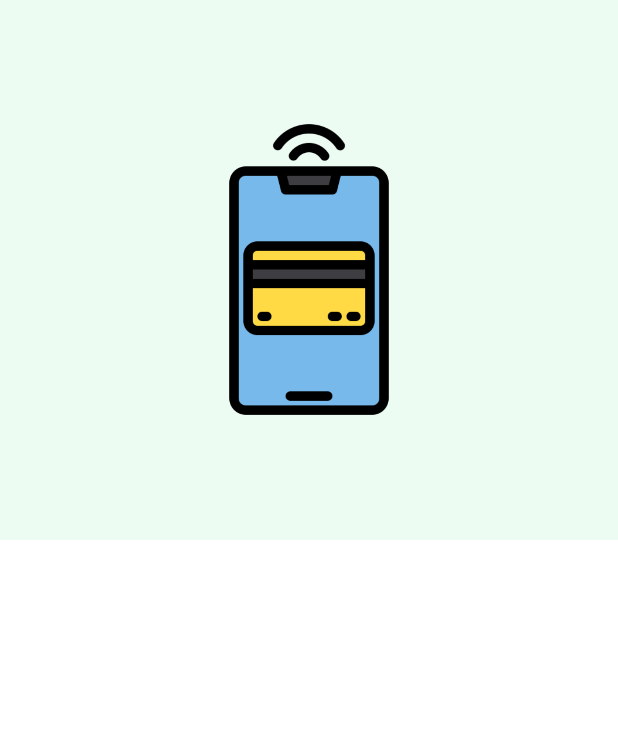
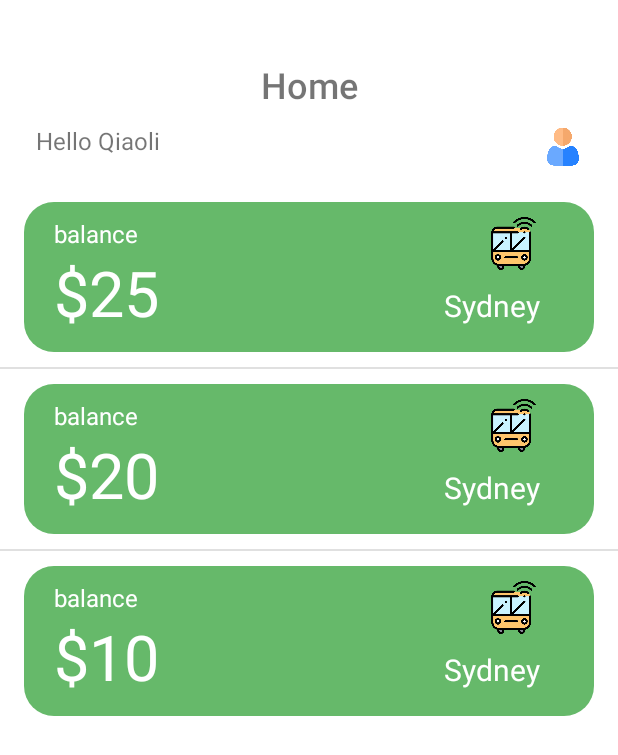
Before and after one commit to Qiaoliwang2020/GDTCards-Android-App, an Android app: the homeActivity screen opened directly, with no data from a screen before it, on a phone screen of 412 x 824 dp. Shown: the top 755 px of the screen. Run offline under Robolectric (Android 15) with nearby library versions, the phone set to English and light mode, and no system bars.

Commit message:
create a listview for display card list at home page

```diff
--- a/app/src/main/java/com/example/dgtcards/MainActivity.kt
+++ b/app/src/main/java/com/example/dgtcards/MainActivity.kt
@@ -4,6 +4,7 @@ import androidx.appcompat.app.AppCompatActivity
 import android.os.Bundle
 import android.view.View
 import android.content.Intent
+import android.widget.Button
 import android.widget.ImageView
 import android.widget.TextView
 import com.google.android.material.bottomsheet.BottomSheetDialog
@@ -28,6 +29,14 @@ class MainActivity : AppCompatActivity() {
         dialog.show()
 
 
+        val signIn = view.findViewById<Button>(R.id.login)
+
+        signIn.setOnClickListener({
+            val intent = Intent(this, homeActivity::class.java).apply {}
+            startActivity(intent)
+        })
+
+
         val linkToSignUp = view.findViewById<TextView>(R.id.linkToSignUp)
         linkToSignUp.setOnClickListener({
 
@@ -46,9 +55,4 @@ class MainActivity : AppCompatActivity() {
 
     }
 
-    fun login(){
-        val intent = Intent(this, homeActivity::class.java).apply {}
-        startActivity(intent)
-    }
-
 }
--- a/app/src/main/java/com/example/dgtcards/homeActivity.kt
+++ b/app/src/main/java/com/example/dgtcards/homeActivity.kt
@@ -1,11 +1,58 @@
 package com.example.dgtcards
 
+import android.content.Context
 import androidx.appcompat.app.AppCompatActivity
 import android.os.Bundle
+import android.view.LayoutInflater
+import android.view.View
+import android.view.ViewGroup
+import android.widget.BaseAdapter
+import android.widget.ListView
+import android.widget.TextView
+
 
 class homeActivity : AppCompatActivity() {
     override fun onCreate(savedInstanceState: Bundle?) {
         super.onCreate(savedInstanceState)
         setContentView(R.layout.activity_home)
+
+        val listView = findViewById<ListView>(R.id.card_list_view)
+
+        listView.adapter = MyCustomAdapter(this)
     }
+
+    private  class MyCustomAdapter(context:Context):BaseAdapter(){
+        private val mContext:Context
+
+        private val amounts = arrayListOf<Number>(
+                25,20,10
+        )
+
+        init {
+           mContext = context
+        }
+        // responsible for how many rows in my list
+        override fun getCount(): Int {
+            return amounts.size
+        }
+        override fun getItemId(position: Int): Long {
+            return position.toLong()
+        }
+        override fun getItem(position: Int): Any {
+            return "test string"
+        }
+        override fun getView(position: Int, convertView: View?, parent: ViewGroup?): View {
+
+            val layoutInflater = LayoutInflater.from(mContext)
+            val card = layoutInflater.inflate(R.layout.card, parent,false)
+
+            val amount = card.findViewById<TextView>(R.id.amount)
+            amount.text = "$" + amounts.get(position).toString()
+            return card
+        }
+    }
+
+
+
+
 }
--- /dev/null
+++ b/app/src/main/res/drawable-mdpi/card_style.xml
@@ -0,0 +1,6 @@
+<?xml version="1.0" encoding="utf-8"?>
+<shape xmlns:android="http://schemas.android.com/apk/res/android" android:shape="rectangle">
+    <gradient android:centerColor="#66B96A" android:startColor="#66B96A" android:endColor="#66B96A"></gradient>
+    <padding android:left="10dp" android:right="10dp"></padding>
+    <corners android:radius="20dp"/>
+</shape>
--- a/app/src/main/res/layout/activity_home.xml
+++ b/app/src/main/res/layout/activity_home.xml
@@ -6,23 +6,54 @@
     android:layout_height="match_parent"
     tools:context=".homeActivity">
 
-    <GridLayout
-        android:id="@+id/logoBackground"
-        android:layout_width="match_parent"
-        android:layout_height="360dp"
-        android:background="#1A52DE8A"
+
+    <TextView
+        android:id="@+id/homeTitle"
+        android:layout_width="wrap_content"
+        android:layout_height="wrap_content"
+        android:fontFamily="sans-serif-medium"
+        android:text="Home"
+        android:textSize="24dp"
         app:layout_constraintEnd_toEndOf="parent"
         app:layout_constraintStart_toStartOf="parent"
         app:layout_constraintTop_toTopOf="parent"
+        android:layout_marginTop="40dp"
+         >
+
+    </TextView>
+
+    <TextView
+        android:id="@+id/userName"
+        android:layout_width="wrap_content"
+        android:layout_height="wrap_content"
+        android:textSize="16dp"
+        android:text="Hello Qiaoli"
+        android:layout_marginLeft="24dp"
+        android:layout_marginTop="10dp"
+        app:layout_constraintStart_toStartOf="parent"
+        app:layout_constraintTop_toBottomOf="@+id/homeTitle">
+    </TextView>
+
+    <ImageView
+        android:id="@+id/userIcon"
+        android:layout_width="25dp"
+        android:layout_height="30dp" android:src="@drawable/user"
+        app:layout_constraintTop_toBottomOf="@+id/homeTitle"
+        app:layout_constraintEnd_toEndOf="parent"
+        android:layout_marginRight="24dp"
+        android:layout_marginTop="10dp"
         >
+    </ImageView>
 
-        <ImageView
-            android:id="@+id/appLogo"
-            android:layout_width="200dp"
-            android:layout_height="226dp"
-            android:layout_gravity="center"
-            app:srcCompat="@drawable/payment_method" />
+    <ListView
+        android:id="@+id/card_list_view"
+        android:layout_width="match_parent"
+        android:layout_height="wrap_content"
+        app:layout_constraintTop_toBottomOf="@+id/userName"
+        app:layout_constraintEnd_toEndOf="parent"
+        app:layout_constraintStart_toStartOf="parent"
+        android:layout_marginTop="20dp"
+        />
 
-    </GridLayout>
 
 </androidx.constraintlayout.widget.ConstraintLayout>
--- /dev/null
+++ b/app/src/main/res/layout/card.xml
@@ -0,0 +1,59 @@
+<?xml version="1.0" encoding="utf-8"?>
+<androidx.constraintlayout.widget.ConstraintLayout
+    xmlns:android="http://schemas.android.com/apk/res/android"
+    xmlns:app="http://schemas.android.com/apk/res-auto"
+    xmlns:tools="http://schemas.android.com/tools"
+    android:layout_width="match_parent"
+    android:layout_height="match_parent"
+    android:paddingTop="10dp"
+    android:paddingBottom="10dp"
+    >
+
+    <GridLayout
+        android:layout_width="match_parent"
+        android:layout_height="100dp"
+        android:layout_marginLeft="16dp"
+        android:layout_marginRight="16dp"
+        android:background="@drawable/card_style"
+        app:layout_constraintTop_toTopOf="parent"
+        app:layout_constraintEnd_toEndOf="parent"
+        app:layout_constraintStart_toStartOf="parent">
+
+        <GridLayout android:orientation="vertical">
+
+            <TextView
+                android:id="@+id/balance"
+                android:layout_marginLeft="10dp"
+                android:layout_marginTop="10dp"
+                android:text="balance"
+                android:textColor="#ffffff"
+                android:textSize="16dp"></TextView>
+
+            <TextView
+                android:id="@+id/amount"
+                android:layout_marginLeft="10dp"
+                android:text="$25"
+                android:textColor="#fff"
+                android:textSize="42dp"></TextView>
+        </GridLayout>
+
+        <GridLayout
+            android:layout_marginLeft="190dp"
+            android:orientation="vertical">
+
+            <ImageView
+                android:layout_width="35dp"
+                android:layout_height="35dp"
+                android:layout_gravity="right"
+                android:layout_marginTop="10dp"
+                android:src="@drawable/public_transport"></ImageView>
+
+            <TextView
+                android:layout_marginTop="10dp"
+                android:text="Sydney"
+                android:textColor="#fff"
+                android:textSize="20dp"></TextView>
+        </GridLayout>
+    </GridLayout>
+
+</androidx.constraintlayout.widget.ConstraintLayout>
--- a/app/src/main/res/layout/login_layout.xml
+++ b/app/src/main/res/layout/login_layout.xml
@@ -13,7 +13,7 @@
         android:src="@android:drawable/ic_menu_close_clear_cancel" />
 
     <TextView
-        android:id="@+id/textView3"
+        android:id="@+id/loginTitle"
         android:layout_width="wrap_content"
         android:layout_height="wrap_content"
         android:layout_gravity="center"
@@ -96,7 +96,6 @@
 
     <Button
         android:id="@+id/login"
-        android:onClick="login"
         android:layout_width="match_parent"
         android:layout_height="wrap_content"
         android:backgroundTint="@color/green_700"
--- a/app/src/main/res/layout/register_layout.xml
+++ b/app/src/main/res/layout/register_layout.xml
@@ -13,7 +13,7 @@
         android:src="@android:drawable/ic_menu_close_clear_cancel" />
 
     <TextView
-        android:id="@+id/textView3"
+        android:id="@+id/registerDialog"
         android:layout_width="wrap_content"
         android:layout_height="wrap_content"
         android:layout_gravity="center"
```
Also changed, not shown: app/src/main/res/drawable-mdpi/public_transport.png (added), app/src/main/res/drawable-mdpi/user.png (added).
